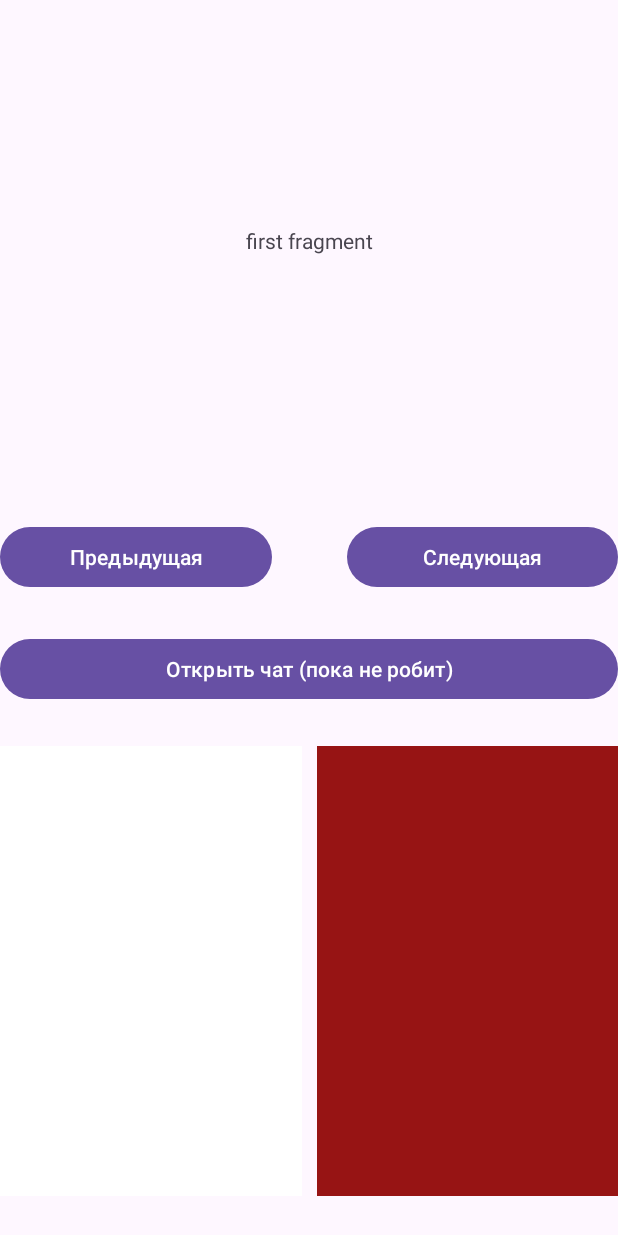
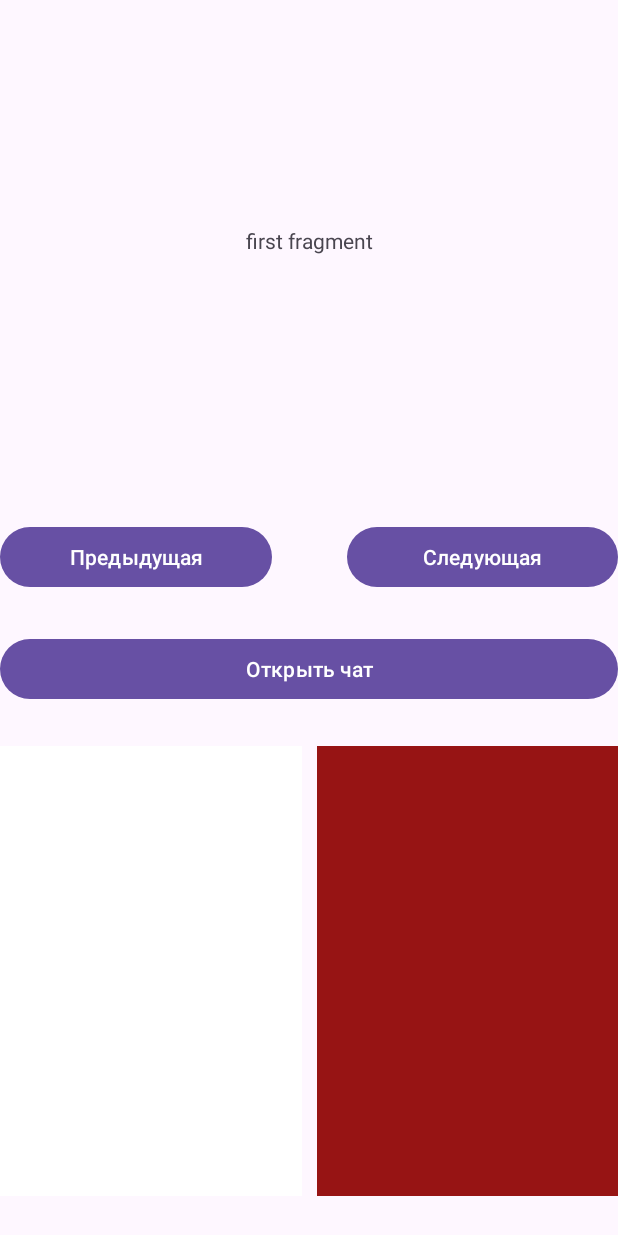
Before and after one commit to MrFixMan007/EM_Practice, an Android app: the screen it shows after launch (MainActivity), on a phone screen of 412 x 824 dp. Run offline under Robolectric (Android 15) with nearby library versions, the phone set to English and light mode, and no system bars; 1 statement that could not run was skipped.

Commit message:
z4.4 fix

```diff
--- a/4androidsdk/app/src/main/res/values/strings.xml
+++ b/4androidsdk/app/src/main/res/values/strings.xml
@@ -7,5 +7,5 @@
     <string name="next">Следующая</string>
     <string name="charge_title">Зарядка</string>
     <string name="charge_message_charging">Устройство подключено к зарядке!</string>
-    <string name="open_chat">Открыть чат (пока не робит)</string>
+    <string name="open_chat">Открыть чат</string>
 </resources>
```
